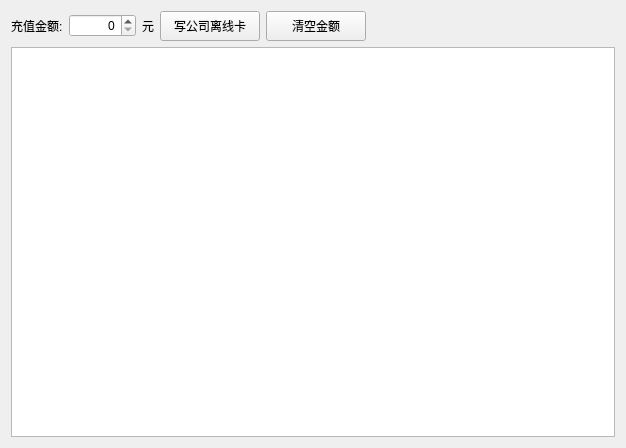
This is corpofflinewidget.ui in malx927/NfcPn532Card as Qt 5 draws it before an edit. The edited form follows.
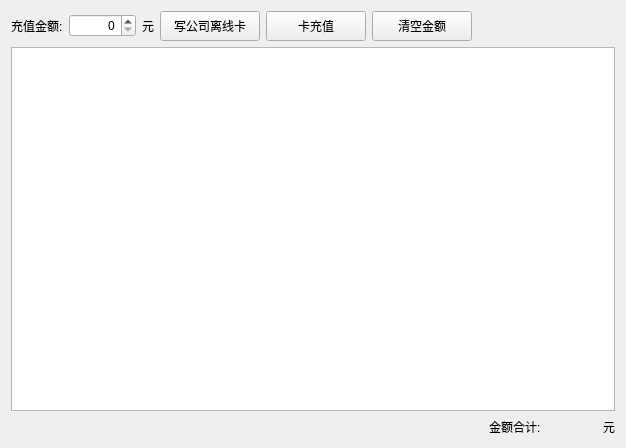
This is the edited form.

Diff of the .ui file:
```diff
--- a/corpofflinewidget.ui
+++ b/corpofflinewidget.ui
@@ -53,6 +53,19 @@
        </property>
       </widget>
      </item>
+     <item>
+      <widget class="QPushButton" name="pushButton">
+       <property name="minimumSize">
+        <size>
+         <width>100</width>
+         <height>30</height>
+        </size>
+       </property>
+       <property name="text">
+        <string>卡充值</string>
+       </property>
+      </widget>
+     </item>
      <item>
       <widget class="QPushButton" name="clearMoneyButton">
        <property name="minimumSize">
@@ -84,6 +97,56 @@
    <item>
     <widget class="QTableView" name="offlineTableView"/>
    </item>
+   <item>
+    <layout class="QHBoxLayout" name="horizontalLayout_2">
+     <item>
+      <spacer name="horizontalSpacer_2">
+       <property name="orientation">
+        <enum>Qt::Horizontal</enum>
+       </property>
+       <property name="sizeHint" stdset="0">
+        <size>
+         <width>40</width>
+         <height>20</height>
+        </size>
+       </property>
+      </spacer>
+     </item>
+     <item>
+      <widget class="QLabel" name="label">
+       <property name="text">
+        <string>金额合计:</string>
+       </property>
+      </widget>
+     </item>
+     <item>
+      <widget class="QLabel" name="label_money">
+       <property name="minimumSize">
+        <size>
+         <width>50</width>
+         <height>0</height>
+        </size>
+       </property>
+       <property name="styleSheet">
+        <string notr="true">color:rgb(0, 0, 255)</string>
+       </property>
+       <property name="text">
+        <string/>
+       </property>
+       <property name="alignment">
+        <set>Qt::AlignCenter</set>
+       </property>
+      </widget>
+     </item>
+     <item>
+      <widget class="QLabel" name="label_2">
+       <property name="text">
+        <string>元</string>
+       </property>
+      </widget>
+     </item>
+    </layout>
+   </item>
   </layout>
  </widget>
  <resources/>
```
